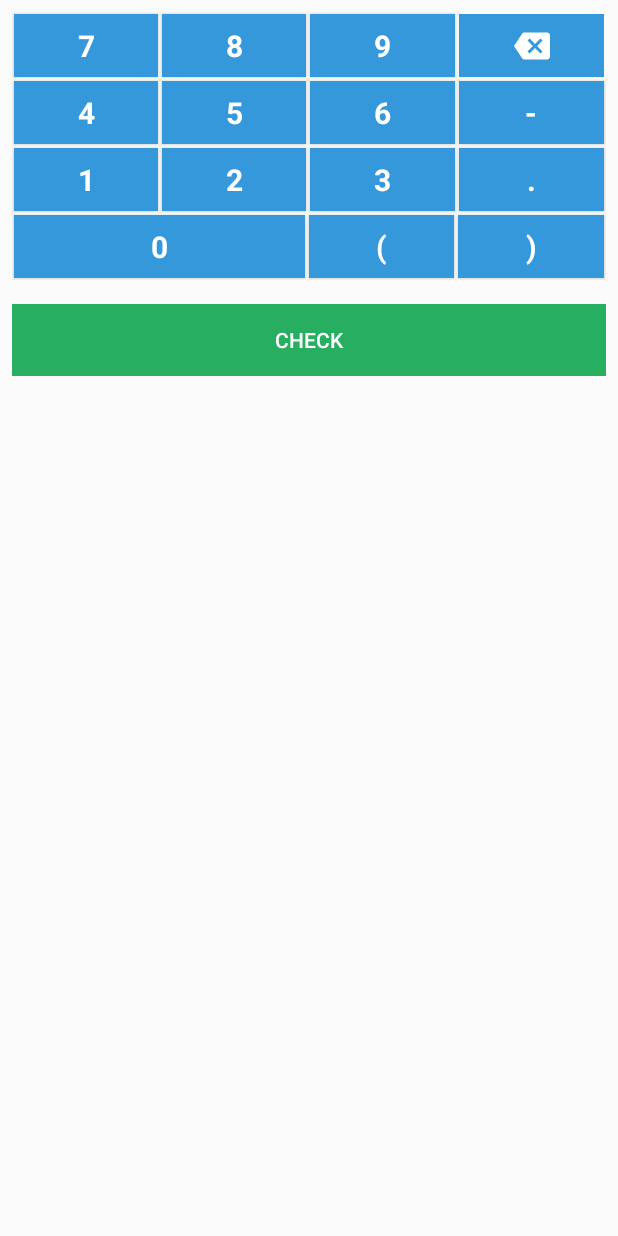
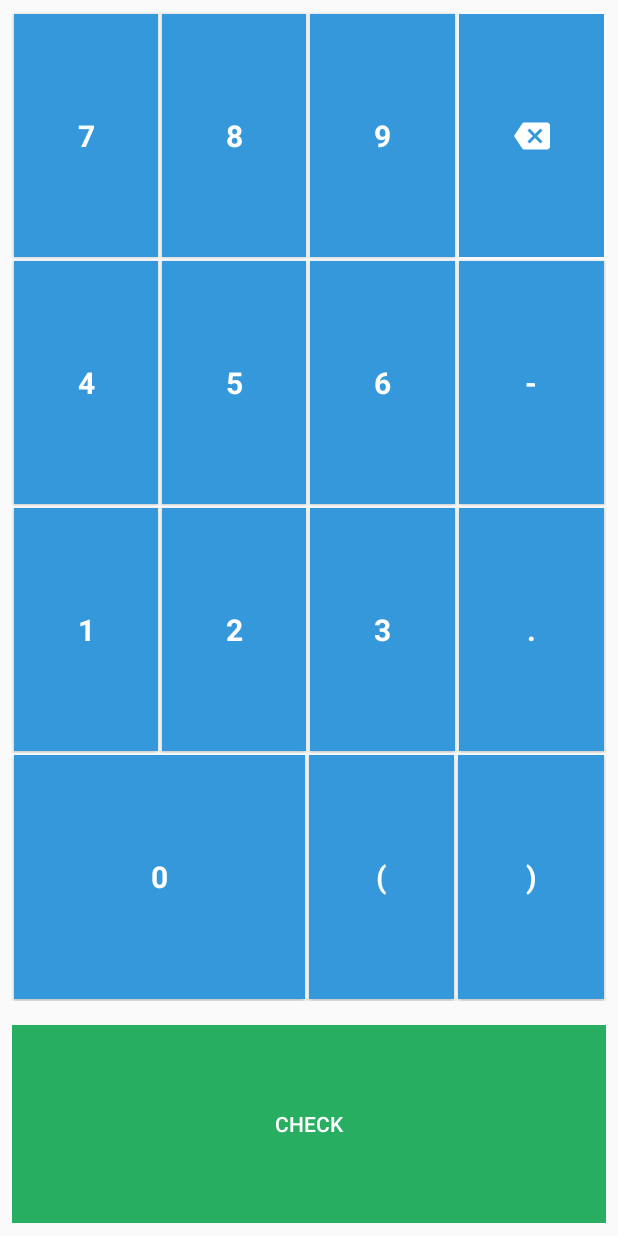
Before and after one commit to ArsalaBangash/Boltz-Android, an Android app: the layout input_classic.xml on its own in the app's theme, with its tools: preview values and no code run, on a phone screen of 412 x 824 dp. Run offline under Robolectric (Android 15) with nearby library versions, the phone set to English and light mode, and no system bars.

Commit message:
Fixing grids because I know so much more now

```diff
--- a/app/src/main/java/com/arsalabangash/boltz/practice/ui/fragments/AnswerFeedbackFragment.kt
+++ b/app/src/main/java/com/arsalabangash/boltz/practice/ui/fragments/AnswerFeedbackFragment.kt
@@ -92,26 +92,27 @@ class AnswerFeedbackFragment : Fragment() {
     fun correctAnswer(xp: Long, streak: Int) {
         animateXP(xp)
         var animation = "correct_check.json"
-        when {
-            streak <= 1 -> playSound(correctMP)
-            streak == 2 -> playSound(correct2MP)
-            streak == 3 -> {
-                playSound(correct3MP)
-                animation = streakAnimationNames.getRandomElement()
-                animateStreak(streak)
-            }
-            streak == 4 -> playSound(correct4MP)
-            streak % 5 == 0 -> {
-                playSound(correct5MP)
-                animation = streakAnimationNames.getRandomElement()
-                animateStreak(streak)
-            }
-            else -> {
-                playSound(correct5MP)
-                animation = animationNames.getRandomElement()
-                animateStreak(streak)
-            }
-        }
+//        when {
+//            streak <= 1 -> playSound(correctMP)
+//            streak == 2 -> playSound(correct2MP)
+//            streak == 3 -> {
+//                playSound(correct3MP)
+//                animation = streakAnimationNames.getRandomElement()
+//                animateStreak(streak)
+//            }
+//            streak == 4 -> playSound(correct4MP)
+//            streak % 5 == 0 -> {
+//                playSound(correct5MP)
+//                animation = streakAnimationNames.getRandomElement()
+//                animateStreak(streak)
+//            }
+//            else -> {
+//                playSound(correct5MP)
+//                animation = animationNames.getRandomElement()
+//                animateStreak(streak)
+//            }
+//        }
+        animateStreak(1)
         correctFeedbackContainer.alpha = 1f
         playAnimation(animation)
     }
--- a/app/src/main/res/layout/grid_calculator.xml
+++ b/app/src/main/res/layout/grid_calculator.xml
@@ -3,18 +3,20 @@
     android:layout_width="match_parent"
     android:layout_height="match_parent"
     android:gravity="bottom"
-    android:orientation="vertical">
+    android:orientation="vertical"
+    android:weightSum="4">
 
 
     <LinearLayout
         android:layout_width="match_parent"
-        android:layout_height="wrap_content"
+        android:layout_height="0dp"
+        android:layout_weight="1"
         android:weightSum="4">
 
         <Button
             style="@style/grid_button_style"
             android:layout_width="0dp"
-            android:layout_height="42dp"
+            android:layout_height="match_parent"
             android:layout_margin="1dp"
             android:layout_weight="1"
             android:background="@drawable/input_button"
@@ -27,7 +29,7 @@
             android:id="@+id/button8"
             style="@style/grid_button_style"
             android:layout_width="0dp"
-            android:layout_height="42dp"
+            android:layout_height="match_parent"
             android:layout_margin="1dp"
             android:layout_weight="1"
             android:background="@drawable/input_button"
@@ -39,7 +41,7 @@
         <Button
             style="@style/grid_button_style"
             android:layout_width="0dp"
-            android:layout_height="42dp"
+            android:layout_height="match_parent"
             android:layout_margin="1dp"
             android:layout_weight="1"
             android:background="@drawable/input_button"
@@ -51,7 +53,7 @@
             android:id="@+id/buttonPoint"
             style="@style/backspace_button_style"
             android:layout_width="0dp"
-            android:layout_height="42dp"
+            android:layout_height="match_parent"
             android:layout_margin="1dp"
             android:layout_weight="1"
             android:background="@drawable/input_button"
@@ -64,14 +66,15 @@
 
     <LinearLayout
         android:layout_width="match_parent"
-        android:layout_height="wrap_content"
+        android:layout_height="0dp"
+        android:layout_weight="1"
         android:weightSum="4">
 
         <Button
             android:id="@+id/button4"
             style="@style/grid_button_style"
             android:layout_width="wrap_content"
-            android:layout_height="42dp"
+            android:layout_height="match_parent"
             android:layout_margin="1dp"
             android:layout_weight="1"
             android:background="@drawable/input_button"
@@ -84,7 +87,7 @@
             android:id="@+id/button5"
             style="@style/grid_button_style"
             android:layout_width="wrap_content"
-            android:layout_height="42dp"
+            android:layout_height="match_parent"
             android:layout_margin="1dp"
             android:layout_weight="1"
             android:background="@drawable/input_button"
@@ -97,7 +100,7 @@
             android:id="@+id/button6"
             style="@style/grid_button_style"
             android:layout_width="wrap_content"
-            android:layout_height="42dp"
+            android:layout_height="match_parent"
             android:layout_margin="1dp"
             android:layout_weight="1"
             android:background="@drawable/input_button"
@@ -110,7 +113,7 @@
             android:id="@+id/buttonNegative"
             style="@style/grid_button_style"
             android:layout_width="wrap_content"
-            android:layout_height="42dp"
+            android:layout_height="match_parent"
             android:layout_margin="1dp"
             android:layout_weight="1"
             android:background="@drawable/input_button"
@@ -124,14 +127,15 @@
 
     <LinearLayout
         android:layout_width="match_parent"
-        android:layout_height="wrap_content"
+        android:layout_height="0dp"
+        android:layout_weight="1"
         android:weightSum="4">
 
         <Button
             android:id="@+id/button1"
             style="@style/grid_button_style"
             android:layout_width="wrap_content"
-            android:layout_height="42dp"
+            android:layout_height="match_parent"
             android:layout_margin="1dp"
             android:layout_weight="1"
             android:background="@drawable/input_button"
@@ -144,7 +148,7 @@
             android:id="@+id/button2"
             style="@style/grid_button_style"
             android:layout_width="wrap_content"
-            android:layout_height="42dp"
+            android:layout_height="match_parent"
             android:layout_margin="1dp"
             android:layout_weight="1"
             android:background="@drawable/input_button"
@@ -156,7 +160,7 @@
             android:id="@+id/button3"
             style="@style/grid_button_style"
             android:layout_width="wrap_content"
-            android:layout_height="42dp"
+            android:layout_height="match_parent"
             android:layout_margin="1dp"
             android:layout_weight="1"
             android:background="@drawable/input_button"
@@ -168,7 +172,7 @@
             android:id="@+id/buttonDot"
             style="@style/grid_button_style"
             android:layout_width="wrap_content"
-            android:layout_height="42dp"
+            android:layout_height="match_parent"
             android:layout_margin="1dp"
             android:layout_weight="1"
             android:background="@drawable/input_button"
@@ -181,14 +185,15 @@
 
     <LinearLayout
         android:layout_width="match_parent"
-        android:layout_height="wrap_content"
+        android:layout_height="0dp"
+        android:layout_weight="1"
         android:weightSum="4">
 
         <Button
             android:id="@+id/buttonZero"
             style="@style/grid_button_style"
             android:layout_width="0dp"
-            android:layout_height="42dp"
+            android:layout_height="match_parent"
             android:layout_margin="1dp"
             android:layout_weight="2"
             android:background="@drawable/input_button"
@@ -200,7 +205,7 @@
             android:id="@+id/buttonLeftBracket"
             style="@style/grid_button_style"
             android:layout_width="0dp"
-            android:layout_height="42dp"
+            android:layout_height="match_parent"
             android:layout_margin="1dp"
             android:layout_weight="1"
             android:background="@drawable/input_button"
@@ -213,7 +218,7 @@
             android:id="@+id/buttonRightBracket"
             style="@style/grid_button_style"
             android:layout_width="0dp"
-            android:layout_height="42dp"
+            android:layout_height="match_parent"
             android:layout_margin="1dp"
             android:layout_weight="1"
             android:background="@drawable/input_button"
--- a/app/src/main/res/layout/input_classic.xml
+++ b/app/src/main/res/layout/input_classic.xml
@@ -1,25 +1,31 @@
 <?xml version="1.0" encoding="utf-8"?>
 <LinearLayout xmlns:android="http://schemas.android.com/apk/res/android"
     android:layout_width="match_parent"
-    android:layout_height="wrap_content"
+    android:layout_height="match_parent"
     android:orientation="vertical"
     android:weightSum="0.6">
 
-    <include
-        layout="@layout/grid_calculator"
+    <FrameLayout
         android:layout_width="match_parent"
+        android:layout_height="0dp"
         android:layout_gravity="center_vertical"
-        android:layout_height="0dp"
         android:layout_margin="8dp"
-        android:layout_weight="0.5" />
+        android:layout_weight="0.5">
+
+        <include
+            layout="@layout/grid_calculator"
+            android:layout_width="match_parent"
+            android:layout_height="match_parent" />
+    </FrameLayout>
+
 
     <Button
         android:id="@+id/checkButton"
+        style="?android:attr/borderlessButtonStyle"
         android:layout_width="match_parent"
         android:layout_height="0dp"
         android:layout_margin="8dp"
         android:layout_weight="0.1"
-        style="?android:attr/borderlessButtonStyle"
         android:background="@color/colorPrimary"
         android:onClick="check"
         android:text="CHECK"
```
